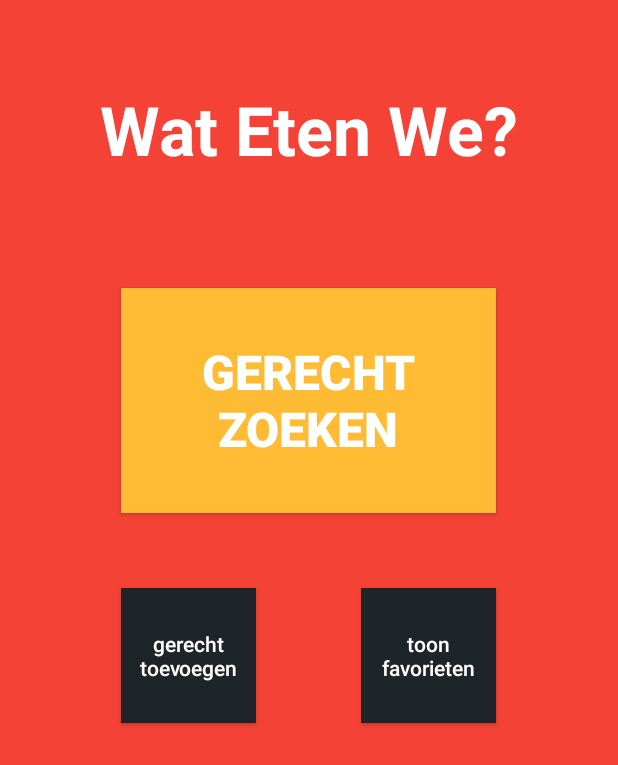
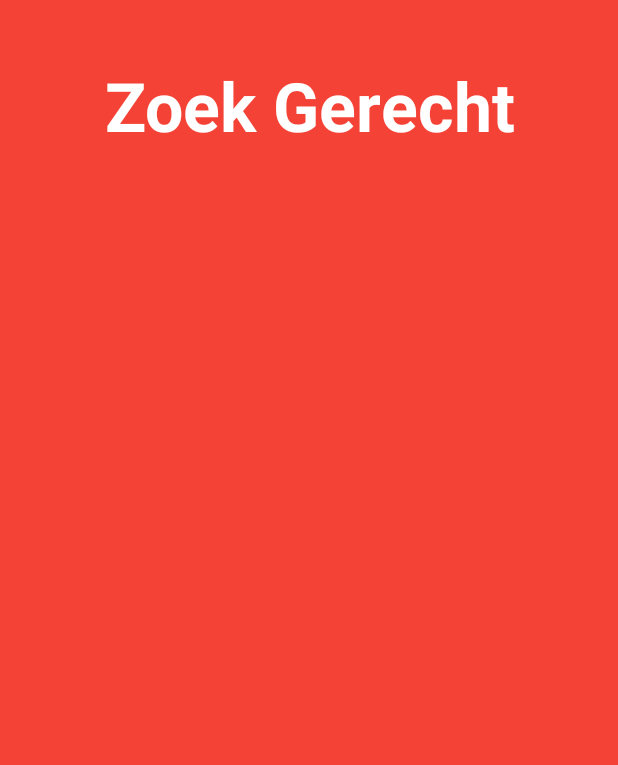
Before and after one commit to Spyron10/APProject, an Android app: the screen it shows after launch (MainActivity before the commit, ZoekGerechten after it), after a tap on "GERECHT ZOEKEN", on a phone screen of 412 x 824 dp. Shown: the top 765 px of the screen. Run offline under Robolectric (Android 15) with nearby library versions, the phone set to English and light mode, and no system bars.

Commit message:
ZoekGerechten.java aangepast, XML file toegevoegd en AndroidManifest geupdate.

```diff
--- a/app/src/main/AndroidManifest.xml
+++ b/app/src/main/AndroidManifest.xml
@@ -27,7 +27,12 @@
         <!-- Favorieten Tonen Activiteit -->
         <activity
             android:name="com.example.shay.etenapptest.ToonFavorieten"
-            />
+        />
+
+        <!-- Favorieten Tonen Activiteit -->
+        <activity
+            android:name="com.example.shay.etenapptest.ZoekGerechten"
+        />
 
     </application>
 
--- a/app/src/main/java/com/example/shay/etenapptest/ZoekGerechten.java
+++ b/app/src/main/java/com/example/shay/etenapptest/ZoekGerechten.java
@@ -1,7 +1,18 @@
 package com.example.shay.etenapptest;
 
+import android.app.Activity;
+import android.os.Bundle;
+
 /**
- * Created by Shay on 17-12-2014.
+ * Klasse die verantwoordelijk is voor het tonen van het scherm met drie opties:
+ * Shuffle, zoeken op ingrediënt en zoeken op categorie
  */
-public class ZoekGerechten {
+public class ZoekGerechten extends Activity
+{
+    @Override
+    protected void onCreate(Bundle savedInstanceState)
+    {
+        super.onCreate(savedInstanceState);
+        setContentView(R.layout.zoek_gerechten);
+    }
 }
--- /dev/null
+++ b/app/src/main/res/layout/zoek_gerechten.xml
@@ -0,0 +1,24 @@
+<?xml version="1.0" encoding="utf-8"?>
+<RelativeLayout
+    xmlns:android="http://schemas.android.com/apk/res/android"
+    android:layout_width="match_parent"
+    android:layout_height="match_parent"
+    android:background="#F44336">
+
+    <!--text view aanmaken voor de titel-->
+    <TextView
+        android:layout_width="wrap_content"
+        android:layout_height="wrap_content"
+        android:textAppearance="?android:attr/textAppearanceLarge"
+        android:text="@string/zoekgerechten_title"
+        android:id="@+id/zoekgerechten_title"
+        android:layout_alignParentTop="true"
+        android:layout_centerHorizontal="true"
+        android:layout_marginTop="40dp"
+        android:textColor="#FFFFFF"
+        android:textStyle="bold"
+        android:textSize="45sp"
+        android:gravity="center"
+    />
+
+</RelativeLayout>
--- a/app/src/main/res/values/strings.xml
+++ b/app/src/main/res/values/strings.xml
@@ -19,6 +19,14 @@
     <string name="gerecht_zoeken">GERECHT ZOEKEN</string>
     <string name="gerecht_toevoegen">gerecht toevoegen</string>
     <string name="toon_favorieten">toon favorieten</string>
+
+
+    <!--****************
+
+        Gerecht Zoeken Scherm
+
+    ********************-->
+    <string name="zoekgerechten_title">Zoek Gerecht</string>
 
 
     <!--****************
```
